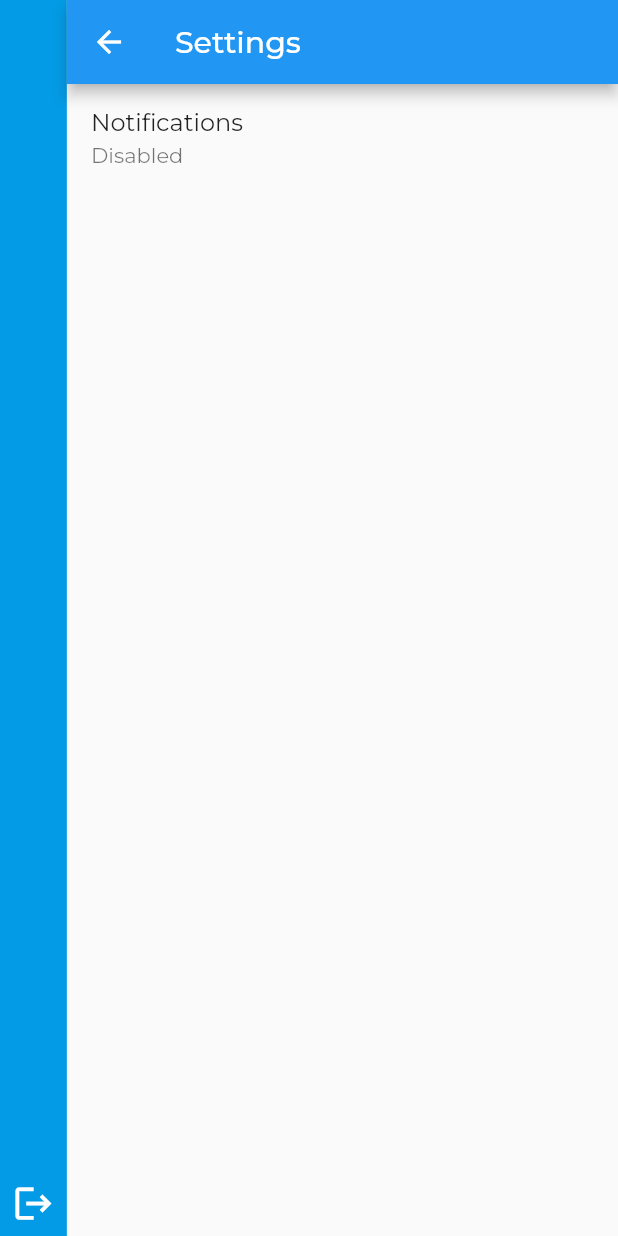
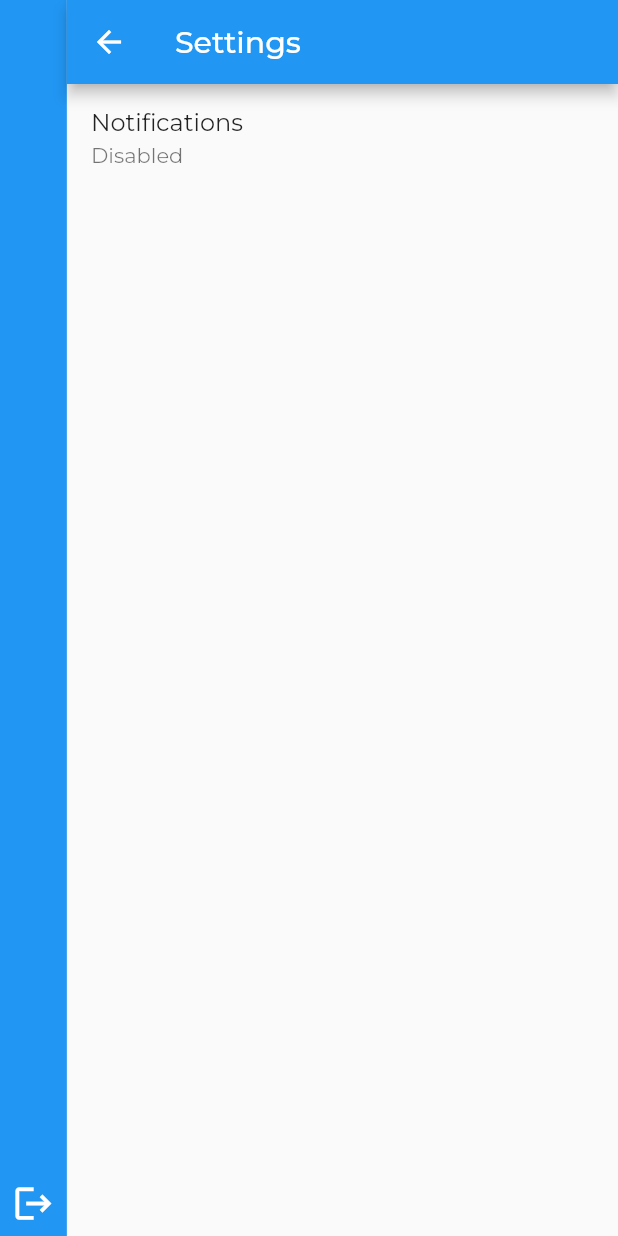
Before and after one commit to hashem78/Question-Kitchen, a Flutter app: the SettingsPage screen opened by its route, on a phone screen of 412 x 824 dp. Run offline on Flutter 3.47's test engine with Material 2 defaults, Android fonts, the light colour scheme and no system bars; our stand-ins replace cloud_firestore, easy_debounce, file_picker, firebase_auth, firebase_core, firebase_messaging and 7 more; missing offline and left inert: file_saver; accounts and stored records are empty; generated files the repository leaves out were written again.

Commit message:
change color of sidebar to match appbar

```diff
--- a/lib/widgets/qsidebar_widget.dart
+++ b/lib/widgets/qsidebar_widget.dart
@@ -36,7 +36,7 @@ class QSideBar extends HookWidget {
       crossAxisAlignment: CrossAxisAlignment.start,
       children: [
         Material(
-          color: Colors.lightBlue.shade600,
+          color: const Color(0xff2196f3),
           child: DefaultTextStyle(
             style: TextStyle(fontSize: 20.sp, color: Colors.white),
             child: IconTheme(
```
